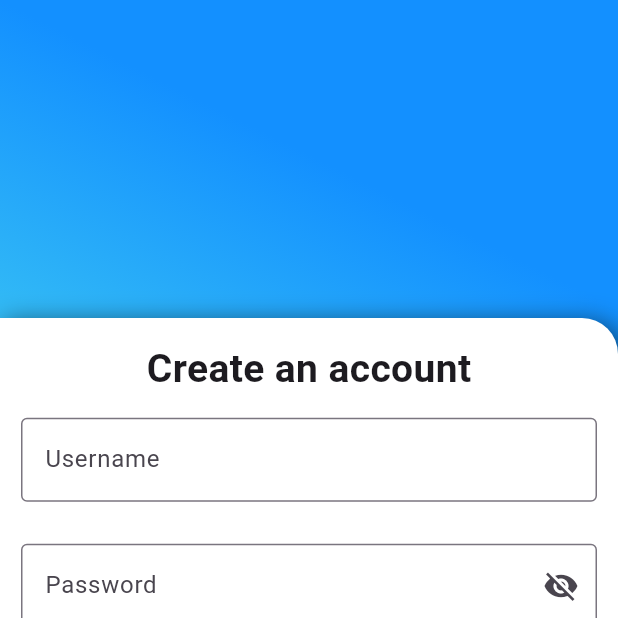
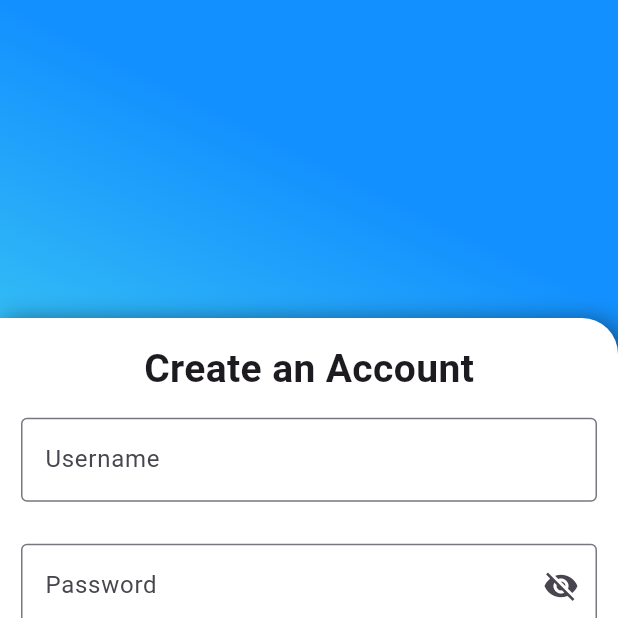
Before and after one commit to agetosunny/registration_app, a Flutter app: the Registration screen opened directly, on a phone screen of 412 x 824 dp, the top half of it. Run offline on Flutter 3.47's test engine with Material 3 defaults, Android fonts, the phone set to English and light mode, and no system bars; our stand-ins replace shared_preferences; accounts and stored records are empty.

Commit message:
sign up design changed

```diff
--- a/lib/registration.dart
+++ b/lib/registration.dart
@@ -47,7 +47,7 @@ class _RegistrationState extends State<Registration> {
                 mainAxisSize: MainAxisSize.min,
                 children: [
                   Text(
-                    "Create an account",
+                    "Create an Account",
                     style: TextStyle(
                       fontSize: 26,
                       fontWeight: FontWeight.bold,
```
